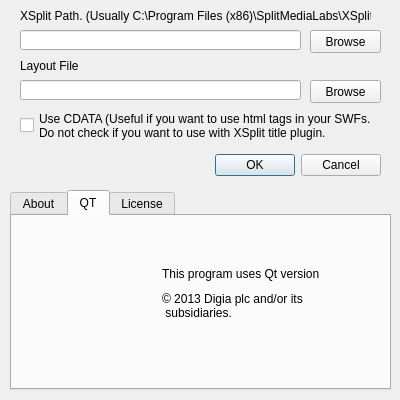
The window that StreamControl/configwindow.ui (farpenoodle/StreamControl) describes before a commit, drawn with Qt 5.
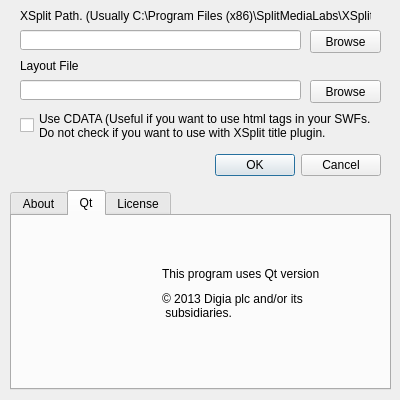
The same window after the commit. The open tabs and pages were chosen to show the change. Icons and pictures are not drawn.

Commit message: Some basic error checking

```diff
--- a/StreamControl/configwindow.ui
+++ b/StreamControl/configwindow.ui
@@ -182,7 +182,7 @@
    </widget>
    <widget class="QWidget" name="qtTab">
     <attribute name="title">
-     <string>QT</string>
+     <string>Qt</string>
     </attribute>
     <widget class="QLabel" name="qtLabel">
      <property name="geometry">
```
Left out of the diff: 2 changed lines with no effect on the pictures. The commit also changes 2 other files.
